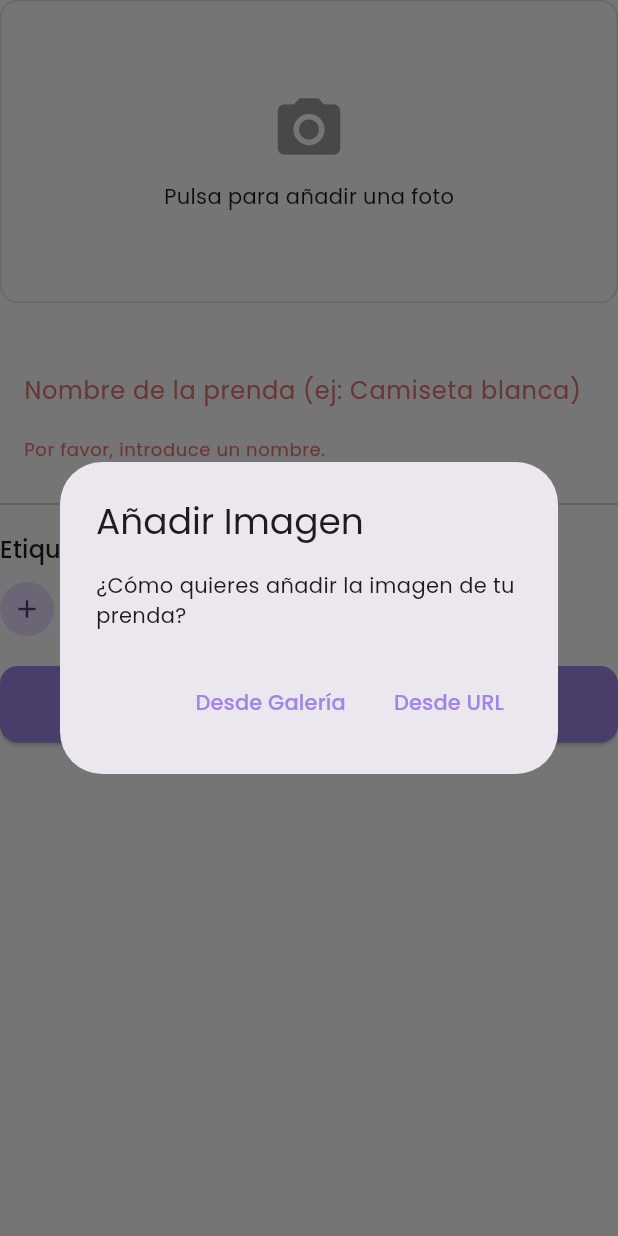
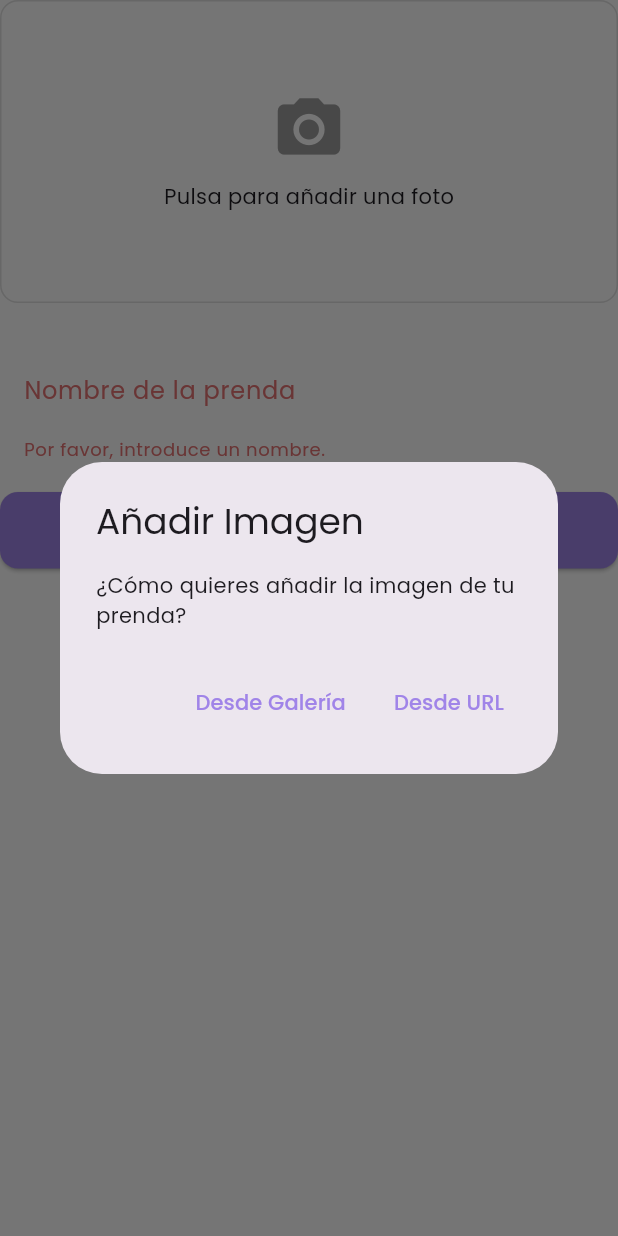
Before and after one commit to aleramiirez/Armario-Virtual, a Flutter app: the AddGarmentForm widget shown alone on an empty page, opened directly, after a tap on "GUARDAR PRENDA", after a tap on "Pulsa para añadir una foto", on a phone screen of 412 x 824 dp. Run offline on Flutter 3.47's test engine with Material 3 defaults, Android fonts, the phone set to English and light mode, and no system bars; our stand-ins replace cached_network_image, cloud_firestore, cloud_functions, firebase_auth, firebase_core, firebase_storage and 3 more; missing offline and left inert: translator; accounts and stored records are empty; network calls fail.

```diff
--- a/lib/screens/add_garment/widgets/add_garment_form.dart
+++ b/lib/screens/add_garment/widgets/add_garment_form.dart
@@ -8,7 +8,6 @@ import 'package:firebase_storage/firebase_storage.dart';
 import 'package:cloud_firestore/cloud_firestore.dart';
 import 'package:image/image.dart' as img;
 import 'package:http/http.dart' as http;
-import 'package:armario_virtual/widgets/garment_tags_manager.dart';
 import 'package:path_provider/path_provider.dart';
 
 Future<Map<String, dynamic>> _decodeImage(String imagePath) async {
@@ -35,7 +34,6 @@ class _AddGarmentFormState extends State<AddGarmentForm> {
   double? _imageAspectRatio;
   bool _isLoading = false;
   String _loadingMessage = '';
-  List<String> _currentTags = [];
 
   @override
   void dispose() {
@@ -186,41 +184,31 @@ class _AddGarmentFormState extends State<AddGarmentForm> {
   Future<void> _submitForm() async {
     final isValid = _formKey.currentState?.validate() ?? false;
     if (!isValid || _selectedImage == null) {
-      ScaffoldMessenger.of(context).showSnackBar(
-        SnackBar(
-          content: const Text(
-            'Por favor, completa todos los campos y selecciona una imagen.',
-          ),
-          backgroundColor: Theme.of(context).colorScheme.error,
-          behavior: SnackBarBehavior.floating,
-          shape: RoundedRectangleBorder(
-            borderRadius: BorderRadius.circular(20),
-          ),
-          margin: const EdgeInsets.symmetric(horizontal: 20, vertical: 10),
-        ),
-      );
+      // ... (Mostrar SnackBar de error)
       return;
     }
     setState(() {
       _isLoading = true;
-      _loadingMessage = 'Quitando el fondo...';
+      _loadingMessage = 'Procesando imagen...';
     });
+
     try {
       final imageWithoutBg = await _removeBackground(_selectedImage!);
-      if (imageWithoutBg == null) return;
-      setState(() {
-        _loadingMessage = 'Subiendo imagen...';
-      });
+      if (imageWithoutBg == null) throw Exception('Error al quitar fondo');
+
       final user = FirebaseAuth.instance.currentUser!;
+      // Usamos el ID del usuario y la fecha para un nombre de archivo único
+      final fileName = '${user.uid}_${DateTime.now().toIso8601String()}.png';
       final storageRef = FirebaseStorage.instance
           .ref()
           .child('garment_images')
-          .child('${user.uid}_${DateTime.now().toIso8601String()}.png');
+          .child(user.uid)
+          .child(fileName);
+
       await storageRef.putFile(imageWithoutBg);
       final imageUrl = await storageRef.getDownloadURL();
-      setState(() {
-        _loadingMessage = 'Guardando datos...';
-      });
+
+      // La lógica ahora es un simple '.add()'
       await FirebaseFirestore.instance
           .collection('users')
           .doc(user.uid)
@@ -229,35 +217,20 @@ class _AddGarmentFormState extends State<AddGarmentForm> {
             'name': _nameController.text.trim(),
             'imageUrl': imageUrl,
             'createdAt': Timestamp.now(),
-            'tags': _currentTags,
+            'tags': [], // Se crea una lista de etiquetas manuales vacía
           });
+
       if (mounted) {
         Navigator.of(context).pop();
         ScaffoldMessenger.of(context).showSnackBar(
           SnackBar(
-            content: const Text('Prenda guardada con éxito'),
-            backgroundColor: AppTheme.colorExito,
-            behavior: SnackBarBehavior.floating,
-            shape: RoundedRectangleBorder(
-              borderRadius: BorderRadius.circular(20),
-            ),
-            margin: const EdgeInsets.symmetric(horizontal: 20, vertical: 10),
+            content: const Text('Prenda guardada con éxito.'),
+            backgroundColor: AppTheme.colorExito /*...*/,
           ),
         );
       }
     } catch (error) {
-      if (mounted)
-        ScaffoldMessenger.of(context).showSnackBar(
-          SnackBar(
-            content: Text('Error: ${error.toString()}'),
-            backgroundColor: Theme.of(context).colorScheme.error,
-            behavior: SnackBarBehavior.floating,
-            shape: RoundedRectangleBorder(
-              borderRadius: BorderRadius.circular(20),
-            ),
-            margin: const EdgeInsets.symmetric(horizontal: 20, vertical: 10),
-          ),
-        );
+      // ... (manejo de errores)
     } finally {
       if (mounted) {
         setState(() {
@@ -323,24 +296,13 @@ class _AddGarmentFormState extends State<AddGarmentForm> {
           TextFormField(
             controller: _nameController,
             decoration: const InputDecoration(
-              labelText: 'Nombre de la prenda (ej: Camiseta blanca)',
+              labelText: 'Nombre de la prenda',
             ),
             validator: (value) {
               if (value == null || value.trim().isEmpty) {
                 return 'Por favor, introduce un nombre.';
               }
               return null;
-            },
-          ),
-          const SizedBox(height: 20),
-          const Divider(),
-          const SizedBox(height: 10),
-          GarmentTagsManager(
-            initialTags: _currentTags,
-            onTagsUpdated: (updatedTags) {
-              setState(() {
-                _currentTags = updatedTags;
-              });
             },
           ),
           const SizedBox(height: 20),
--- a/pubspec.yaml
+++ b/pubspec.yaml
@@ -45,6 +45,8 @@ dependencies:
   path_provider: ^2.1.5
   google_fonts: ^6.3.1
   cached_network_image: ^3.4.1
+  translator: ^1.0.4+1
+  cloud_functions: ^6.0.1
 
 dev_dependencies:
   flutter_test:
```
Also changed, not shown: lib/screens/garment_detail/garment_detail_screen.dart (+129 -59 lines), lib/utils/color_namer.dart (added, +44 -0 lines), firebase.json, pubspec.lock, 4 other files.
